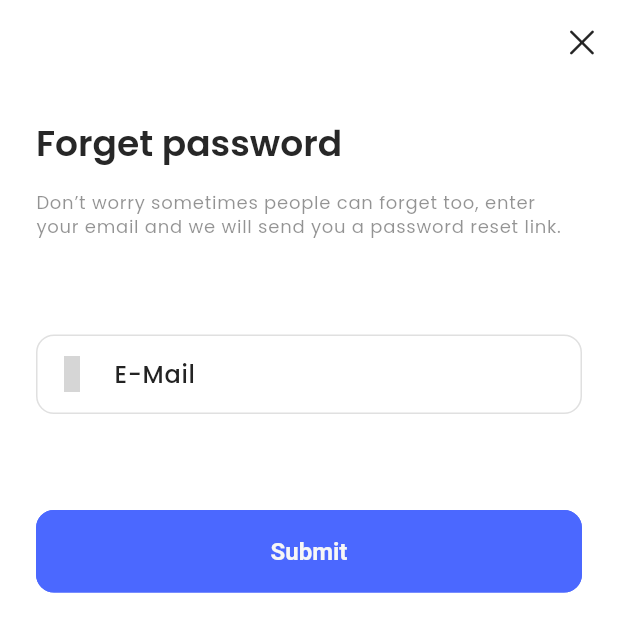
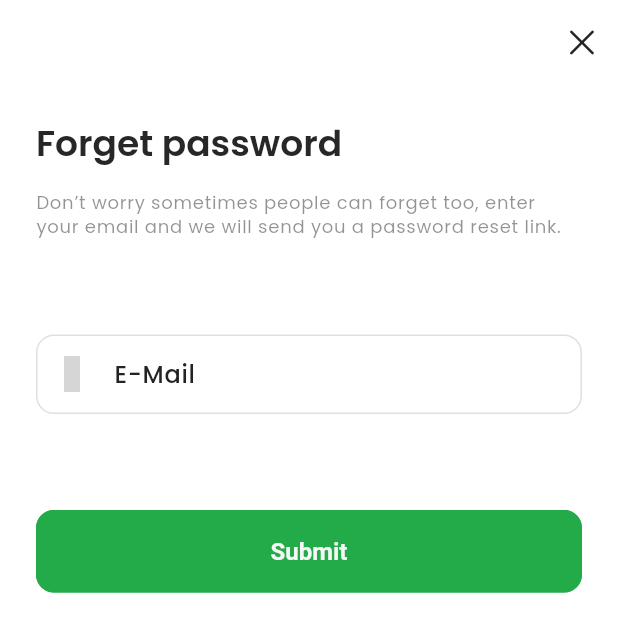
Before and after one commit to osamasabry9/SHS-ShoeSpotter-Flutter, a Flutter app: the screen it shows after launch, after a tap on "Forget Password?", on a phone screen of 412 x 824 dp. Shown: the top 632 px of the screen. Run offline on Flutter 3.47's test engine with Material 3 defaults, Android fonts, the phone set to English and light mode, and no system bars; our stand-ins replace cached_network_image, carousel_slider, cloud_firestore, dio, equatable, firebase_auth and 16 more; missing offline and left inert: flutter_stripe; accounts and stored records are empty; project files that could hold a hidden picture were left out; grey boxes are pictures that could not be loaded.

Commit message:
Update app colors, logos, and navigation methods
Update primary app color, app logos, and navigation methods to use GetX
navigation in login form widget. Remove unnecessary imports and functions.

```diff
--- a/lib/core/utils/constants/colors.dart
+++ b/lib/core/utils/constants/colors.dart
@@ -2,7 +2,7 @@ import 'package:flutter/material.dart';
 
 class AppColors {
   // App theme colors
-  static const Color primary = Color(0xFF4b68ff);
+  static const Color primary = Color(0xFF23AA49);
   static const Color secondary = Color(0xFFFFE24B);
   static const Color accent = Color(0xFFb0c7ff);
 
--- a/lib/core/utils/constants/image_strings.dart
+++ b/lib/core/utils/constants/image_strings.dart
@@ -3,10 +3,7 @@
 /// This class contains all the App Images in String formats.
 class AppImages {
   // -- App Logos
-  static const String darkAppLogo =
-      "assets/logos/t-store-splash-logo-black.png";
-  static const String lightAppLogo =
-      "assets/logos/t-store-splash-logo-white.png";
+  static const String appLogo = "assets/logos/SHS_logo_1.png";
 
   // -- Social Logos
   static const String google = "assets/logos/google-icon.png";
--- a/lib/core/utils/constants/sizes.dart
+++ b/lib/core/utils/constants/sizes.dart
@@ -33,7 +33,6 @@ class AppSizes {
   // Rounded Image sizes
   static const double roundedImageHeight = 158;
   static const double roundedImageWidth = 150;
-
 
   // Default spacing between sections
   static const double defaultSpace = 24.0;
--- a/lib/features/auth/presentation/widgets/header_login_and_welcome_widget.dart
+++ b/lib/features/auth/presentation/widgets/header_login_and_welcome_widget.dart
@@ -3,7 +3,6 @@ import 'package:flutter/material.dart';
 import '../../../../core/utils/constants/image_strings.dart';
 import '../../../../core/utils/constants/sizes.dart';
 import '../../../../core/utils/constants/text_strings.dart';
-import '../../../../core/utils/helpers/helper_functions.dart';
 
 class HeaderLoginAndWelcomeWidget extends StatelessWidget {
   const HeaderLoginAndWelcomeWidget({
@@ -12,15 +11,12 @@ class HeaderLoginAndWelcomeWidget extends StatelessWidget {
 
   @override
   Widget build(BuildContext context) {
-    final dark = AppHelperFunctions.isDarkMode(context);
     return Column(
       crossAxisAlignment: CrossAxisAlignment.start,
       children: [
-        Image(
+        const Image(
           height: AppSizes.imageLogoSize,
-          image: AssetImage(
-            dark ? AppImages.lightAppLogo : AppImages.darkAppLogo,
-          ),
+          image: AssetImage(AppImages.appLogo),
         ),
         Text(
           AppTexts.loginTitle,
--- a/lib/features/auth/presentation/widgets/login_form_widget.dart
+++ b/lib/features/auth/presentation/widgets/login_form_widget.dart
@@ -5,7 +5,6 @@ import 'package:iconsax/iconsax.dart';
 import '../../../../core/routing/routes.dart';
 import '../../../../core/utils/constants/sizes.dart';
 import '../../../../core/utils/constants/text_strings.dart';
-import '../../../../core/utils/helpers/extensions.dart';
 import '../../../../core/utils/validators/validation.dart';
 import '../controllers/login/login_controller.dart';
 
@@ -69,7 +68,7 @@ class LoginFormWidget extends StatelessWidget {
                 // forget password
                 TextButton(
                   onPressed: () {
-                    context.pushNamed(Routes.forgetPasswordScreen);
+                    Get.toNamed(Routes.forgetPasswordScreen);
                   },
                   child: const Text(AppTexts.forgetPassword),
                 ),
@@ -90,7 +89,7 @@ class LoginFormWidget extends StatelessWidget {
               width: double.infinity,
               child: OutlinedButton(
                 onPressed: () {
-                  context.pushNamed(Routes.signUpScreen);
+                  Get.toNamed(Routes.signUpScreen);
                 },
                 child: const Text(AppTexts.createAccount),
               ),
```
